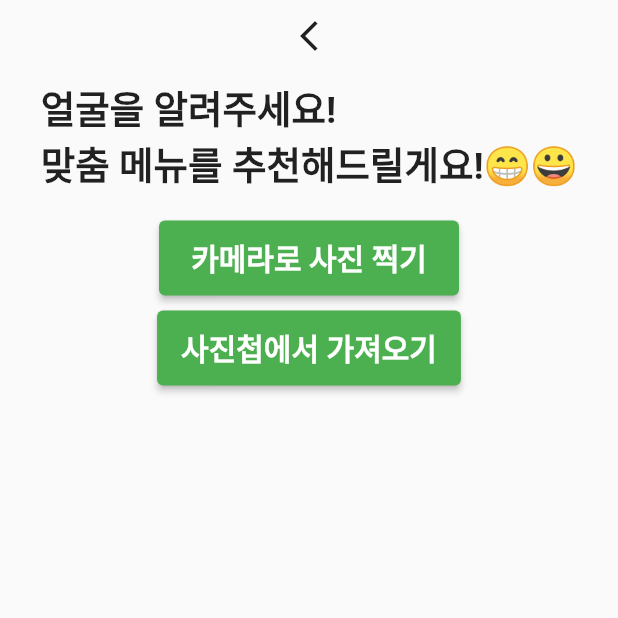
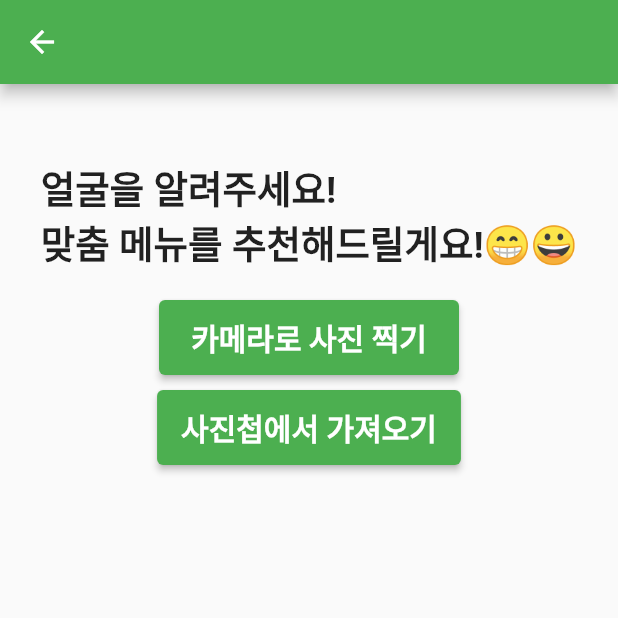
Before and after one commit to AIVLE-BigProject-15/Barrier-Free-App, a Flutter app: the screen it shows after launch, after a tap on "주문하기", on a phone screen of 412 x 824 dp, the top half of it. Run offline on Flutter 3.47's test engine with Material 2 defaults, Android fonts, the phone set to English and light mode, and no system bars; our stand-ins replace cloud_firestore, firebase_core, get, image_picker, shared_preferences; accounts and stored records are empty; Roboto replaces fonts that are missing (Pretendard).

Commit message:
배치 일부 변경

```diff
--- a/lib/camera.dart
+++ b/lib/camera.dart
@@ -26,17 +26,14 @@ class _CameraForAgingState extends State<CameraForAging> {
       });
     }
     return Scaffold(
+      appBar: AppBar(
+
+      ),
       body: SafeArea(
         child: Column(
           crossAxisAlignment: CrossAxisAlignment.center,
           children: [
-            IconButton(
-              icon: Icon(Icons.arrow_back_ios_new),
-              onPressed: () {
-                Navigator.pop(context);
-              },
-            ),
-            SizedBox(height: 5,),
+            SizedBox(height: 50,),
             Text(
               '얼굴을 알려주세요!\n맞춤 메뉴를 추천해드릴게요!😁😀',
               style: TextStyle(
@@ -76,9 +73,9 @@ class _CameraForAgingState extends State<CameraForAging> {
                 ),
               )
             ),
-            SizedBox(height: 20,),
+            // SizedBox(height: 15,),
             showImage(),
-            SizedBox(height: 15,),
+            // SizedBox(height: 15,),
           ],
         )
       ),
@@ -93,7 +90,7 @@ class _CameraForAgingState extends State<CameraForAging> {
           Image.file(
             _img!,
             width: 300.0,
-            height: 300.0,
+            height: 200.0,
           ),
           SizedBox(height: 10,),
           ElevatedButton(
--- a/lib/home.dart
+++ b/lib/home.dart
@@ -14,7 +14,23 @@ class MyHomePage extends StatelessWidget {
         child: Column(
           mainAxisAlignment: MainAxisAlignment.center,
           children: [
-            Image.asset('assets/img.gif', alignment: Alignment.center),
+            Text(
+              '모두를 위한 키오스크:',
+              style: TextStyle(
+                fontSize: 30,
+                fontWeight: FontWeight.bold,
+                color: Colors.green[800]
+              ),
+            ),
+            Text(
+              '키슈(KIosk IS YOU)',
+              style: TextStyle(
+                fontSize: 40,
+                fontWeight: FontWeight.bold,
+                color: Colors.green[800]
+              ),
+            ),
+            SizedBox(height: 90,),
             ElevatedButton(
               onPressed: (){
                 Navigator.push(
```
Also changed, not shown: lib/orderType.dart (+10 -10 lines).
